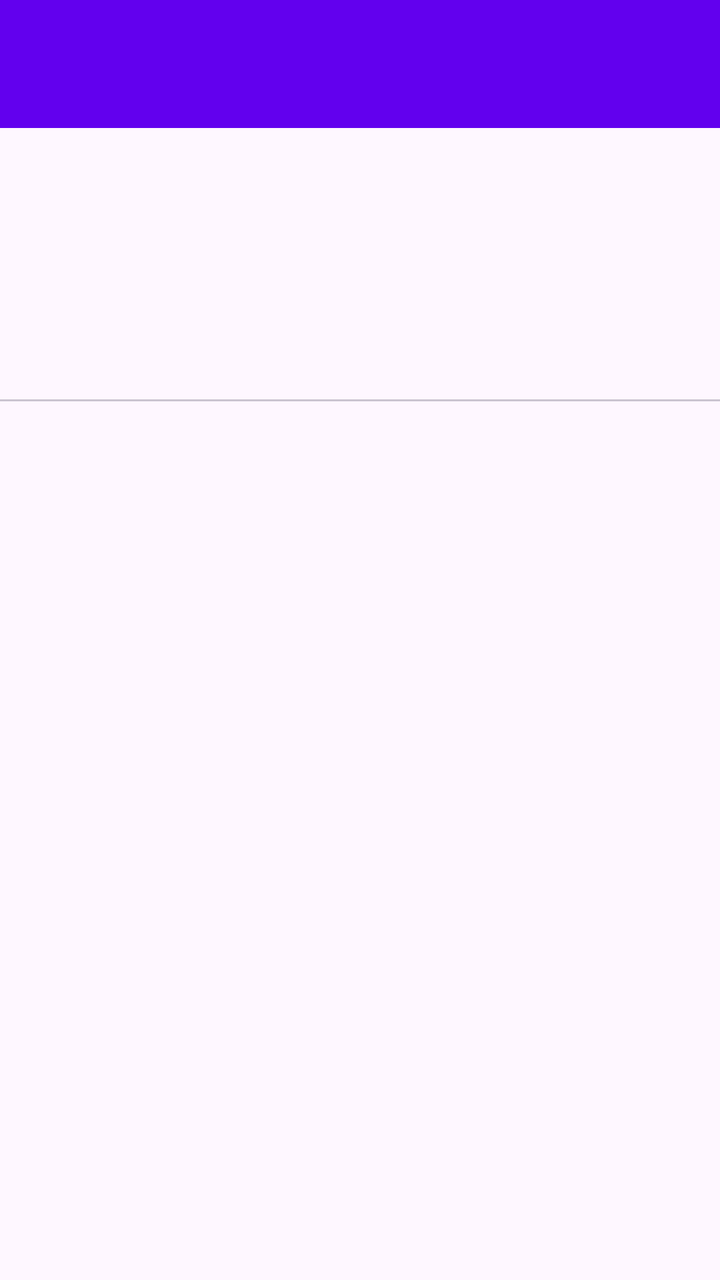
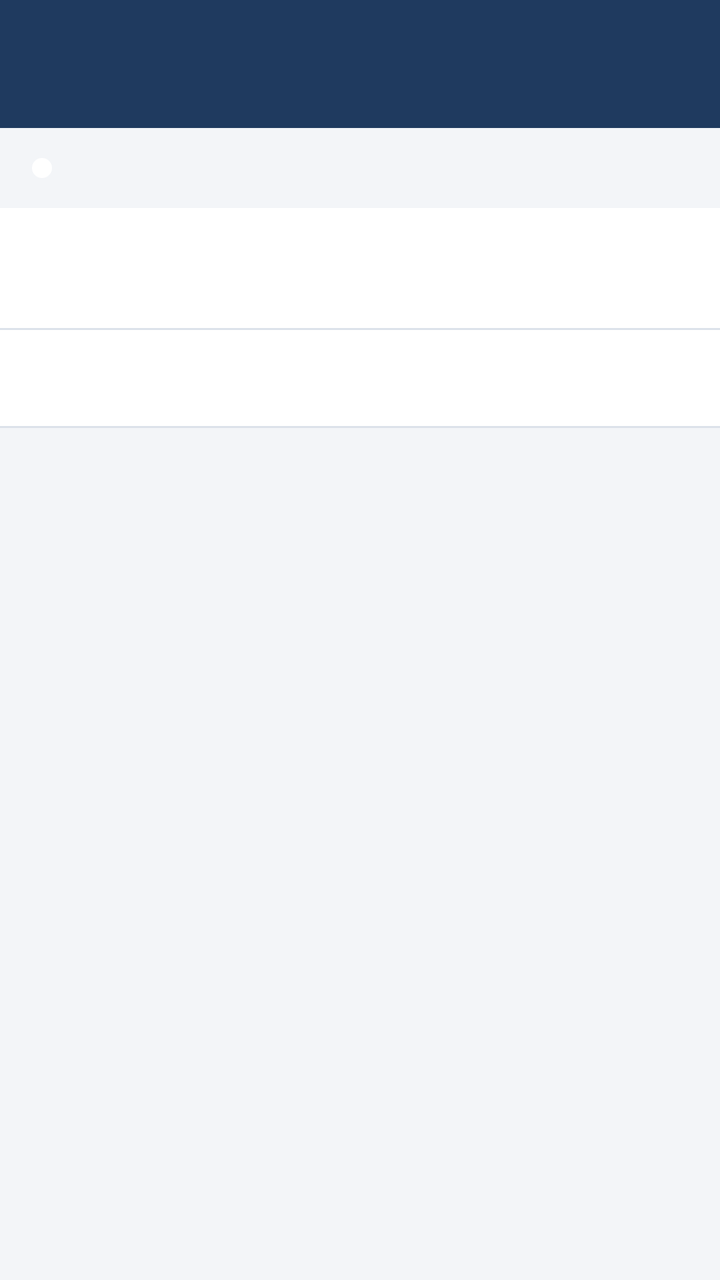

Compare the two renders of this Android layout. The source of the first and the diff that turns it into the second are given below.
<!-- AndroidManifest.xml: application theme Theme.RFIDAndroid -->
<!-- res/layout/activity_main.xml -->
<LinearLayout xmlns:android="http://schemas.android.com/apk/res/android"
    android:orientation="vertical"
    android:layout_width="match_parent"
    android:layout_height="match_parent">

    <androidx.appcompat.widget.Toolbar
        android:id="@+id/toolbar"
        android:layout_width="match_parent"
        android:layout_height="wrap_content"
        android:background="?attr/colorPrimary"
        android:theme="@style/ThemeOverlay.AppCompat.Dark.ActionBar"/>

    <include layout="@layout/include_estado_leitor"/>

    
    <TextView
        android:id="@+id/txtSessao"
        android:textSize="13sp"
        android:textColor="#555555"
        android:paddingStart="8dp"
        android:paddingEnd="8dp"
        android:paddingTop="4dp"
        android:layout_width="match_parent"
        android:layout_height="wrap_content"/>

    
    <TextView
        android:id="@+id/txtSincronizacao"
        android:layout_width="match_parent"
        android:layout_height="wrap_content"
        android:background="#FFF3E0"
        android:padding="8dp"
        android:textColor="#E65100"
        android:textStyle="bold"
        android:visibility="gone"/>

    
    <TextView
        android:id="@+id/txtContadores"
        android:layout_width="match_parent"
        android:layout_height="wrap_content"
        android:gravity="center"
        android:paddingStart="8dp"
        android:paddingEnd="8dp"
        android:paddingTop="6dp"
        android:paddingBottom="6dp"
        android:textStyle="bold"/>

    <com.google.android.material.tabs.TabLayout
        android:id="@+id/tabs"
        android:layout_width="match_parent"
        android:layout_height="wrap_content"/>

    <androidx.viewpager2.widget.ViewPager2
        android:id="@+id/pager"
        android:layout_width="match_parent"
        android:layout_height="match_parent"/>

</LinearLayout>
<!-- res/layout/include_estado_leitor.xml (included above) -->
<?xml version="1.0" encoding="utf-8"?>
<LinearLayout xmlns:android="http://schemas.android.com/apk/res/android"
    android:id="@+id/painelEstadoLeitor"
    android:orientation="horizontal"
    android:gravity="center_vertical"
    android:paddingStart="8dp"
    android:paddingEnd="8dp"
    android:minHeight="36dp"
    android:layout_width="match_parent"
    android:layout_height="wrap_content">

    <TextView
        android:id="@+id/txtEstadoLeitor"
        android:textStyle="bold"
        android:layout_width="0dp"
        android:layout_weight="1"
        android:layout_height="wrap_content"/>

    <Button
        android:id="@+id/btnReconectarLeitor"
        style="@style/Widget.Material3.Button.TextButton"
        android:text="Reconectar"
        android:visibility="gone"
        android:layout_width="wrap_content"
        android:layout_height="wrap_content"/>
</LinearLayout>
<!-- resources referenced by this layout -->
<resources>
  <style name="Theme.RFIDAndroid" parent="Theme.Material3.DayNight.NoActionBar">
  
      
          <item name="colorPrimary">@color/purple_500</item>
          <item name="colorPrimaryVariant">@color/purple_700</item>
          <item name="colorOnPrimary">@color/white</item>
          
          <item name="colorSecondary">@color/teal_200</item>
          <item name="colorSecondaryVariant">@color/teal_700</item>
          <item name="colorOnSecondary">@color/black</item>
          
          <item name="android:statusBarColor">?attr/colorPrimaryVariant</item>
          
      </style>
  <color name="purple_500">#FF6200EE</color>
  <color name="purple_700">#FF3700B3</color>
  <color name="teal_200">#FF03DAC5</color>
  <color name="teal_700">#FF018786</color>
  <color name="black">#FF000000</color>
  <!-- unchanged entries left out for length: 1 -->
</resources>

<!-- the commit's change to res/layout/activity_main.xml (unified diff, before → after) -->
@@ -1,61 +1,73 @@
 <LinearLayout xmlns:android="http://schemas.android.com/apk/res/android"
     android:orientation="vertical"
+    android:background="@color/fundo"
     android:layout_width="match_parent"
     android:layout_height="match_parent">
 
-    <androidx.appcompat.widget.Toolbar
+    <com.google.android.material.appbar.MaterialToolbar
         android:id="@+id/toolbar"
+        style="@style/Widget.RFID.Barra"
         android:layout_width="match_parent"
-        android:layout_height="wrap_content"
-        android:background="?attr/colorPrimary"
-        android:theme="@style/ThemeOverlay.AppCompat.Dark.ActionBar"/>
+        android:layout_height="wrap_content"/>
 
     <include layout="@layout/include_estado_leitor"/>
 
     
-    <TextView
-        android:id="@+id/txtSessao"
-        android:textSize="13sp"
-        android:textColor="#555555"
-        android:paddingStart="8dp"
-        android:paddingEnd="8dp"
-        android:paddingTop="4dp"
+    <LinearLayout
+        android:orientation="vertical"
+        android:background="@color/superficie"
+        android:paddingStart="16dp"
+        android:paddingEnd="16dp"
+        android:paddingTop="8dp"
+        android:paddingBottom="10dp"
         android:layout_width="match_parent"
-        android:layout_height="wrap_content"/>
+        android:layout_height="wrap_content">
+
+        
+        <TextView
+            android:id="@+id/txtSessao"
+            android:textAppearance="@style/Texto.RFID.Secundario"
+            android:layout_width="match_parent"
+            android:layout_height="wrap_content"/>
+
+        
+        <TextView
+            android:id="@+id/txtContadores"
+            android:textColor="@color/marinho"
+            android:textSize="15sp"
+            android:textStyle="bold"
+            android:layout_marginTop="4dp"
+            android:layout_width="match_parent"
+            android:layout_height="wrap_content"/>
+    </LinearLayout>
 
     
     <TextView
         android:id="@+id/txtSincronizacao"
+        style="@style/Texto.RFID.Aviso"
+        android:visibility="gone"
         android:layout_width="match_parent"
-        android:layout_height="wrap_content"
-        android:background="#FFF3E0"
-        android:padding="8dp"
-        android:textColor="#E65100"
-        android:textStyle="bold"
-        android:visibility="gone"/>
+        android:layout_height="wrap_content"/>
 
-    
-    <TextView
-        android:id="@+id/txtContadores"
+    <View
+        android:background="@color/borda"
         android:layout_width="match_parent"
-        android:layout_height="wrap_content"
-        android:gravity="center"
-        android:paddingStart="8dp"
-        android:paddingEnd="8dp"
-        android:paddingTop="6dp"
-        android:paddingBottom="6dp"
-        android:textStyle="bold"/>
+        android:layout_height="1dp"/>
 
     <com.google.android.material.tabs.TabLayout
         android:id="@+id/tabs"
         android:layout_width="match_parent"
         android:layout_height="wrap_content"/>
 
+    <View
+        android:background="@color/borda"
+        android:layout_width="match_parent"
+        android:layout_height="1dp"/>
+
     <androidx.viewpager2.widget.ViewPager2
         android:id="@+id/pager"
         android:layout_width="match_parent"
         android:layout_height="match_parent"/>
-
 </LinearLayout>
 <!-- res/layout/include_estado_leitor.xml (included above) -->
 <?xml version="1.0" encoding="utf-8"?>
@@ -63,22 +75,31 @@
     android:id="@+id/painelEstadoLeitor"
     android:orientation="horizontal"
     android:gravity="center_vertical"
-    android:paddingStart="8dp"
+    android:paddingStart="16dp"
     android:paddingEnd="8dp"
-    android:minHeight="36dp"
+    android:minHeight="40dp"
     android:layout_width="match_parent"
     android:layout_height="wrap_content">
+
+    
+    <View
+        android:id="@+id/marcaEstadoLeitor"
+        android:background="@drawable/marca_estado"
+        android:layout_marginEnd="10dp"
+        android:layout_width="10dp"
+        android:layout_height="10dp"/>
 
     <TextView
         android:id="@+id/txtEstadoLeitor"
         android:textStyle="bold"
+        android:textSize="14sp"
         android:layout_width="0dp"
         android:layout_weight="1"
         android:layout_height="wrap_content"/>
 
     <Button
         android:id="@+id/btnReconectarLeitor"
-        style="@style/Widget.Material3.Button.TextButton"
+        style="@style/Widget.RFID.Botao.Texto"
         android:text="Reconectar"
         android:visibility="gone"
         android:layout_width="wrap_content"
<!-- resource entries referenced after the edit -->
@@ -1,24 +1,110 @@
 <!-- resources referenced by this layout -->
 <resources>
-  <style name="Theme.RFIDAndroid" parent="Theme.Material3.DayNight.NoActionBar">
+  <color name="borda">#FFDCE2EA</color>
+  <color name="fundo">#FFF3F5F8</color>
+  <color name="marinho">#FF1F3A5F</color>
+  <color name="superficie">#FFFFFFFF</color>
+  <!-- drawable marca_estado (drawable) -->
+  <?xml version="1.0" encoding="utf-8"?>
+  <shape xmlns:android="http://schemas.android.com/apk/res/android" android:shape="oval">
+      <solid android:color="@color/white"/>
+  </shape>
+  <style name="Texto.RFID.Aviso" parent="">
+          <item name="android:background">@color/atencao_fundo</item>
+          <item name="android:textColor">@color/atencao</item>
+          <item name="android:textStyle">bold</item>
+          <item name="android:padding">12dp</item>
+      </style>
+  <style name="Texto.RFID.Secundario" parent="">
+          <item name="android:textSize">13sp</item>
+          <item name="android:textColor">@color/texto_secundario</item>
+      </style>
+  <style name="Widget.RFID.Barra" parent="Widget.Material3.Toolbar">
+          <item name="android:background">@color/marinho</item>
+          <item name="titleTextColor">@color/white</item>
+          <item name="subtitleTextColor">#CCFFFFFF</item>
+          <item name="android:minHeight">?attr/actionBarSize</item>
+          <item name="android:theme">@style/ThemeOverlay.Material3.Dark.ActionBar</item>
+      </style>
+  <style name="Widget.RFID.Botao.Texto" parent="Widget.Material3.Button.TextButton">
+          <item name="android:textColor">@color/azul</item>
+      </style>
+  <style name="Theme.RFIDAndroid" parent="Theme.Material3.Light.NoActionBar">
+          <item name="colorPrimary">@color/marinho</item>
+          <item name="colorOnPrimary">@color/white</item>
+          <item name="colorPrimaryContainer">@color/azul_claro</item>
+          <item name="colorOnPrimaryContainer">@color/marinho_escuro</item>
+          <item name="colorSecondary">@color/azul</item>
+          <item name="colorOnSecondary">@color/white</item>
+          <item name="colorSecondaryContainer">@color/azul_claro</item>
+          <item name="colorOnSecondaryContainer">@color/marinho_escuro</item>
+          <item name="colorError">@color/erro</item>
+          <item name="colorOutline">@color/borda</item>
+          <item name="colorOutlineVariant">@color/borda</item>
+          <item name="colorSurface">@color/superficie</item>
+          <item name="colorOnSurface">@color/texto</item>
+          <item name="colorOnSurfaceVariant">@color/texto_secundario</item>
+          <item name="colorSurfaceContainerHighest">@color/superficie</item>
+          <item name="android:colorBackground">@color/fundo</item>
+          <item name="android:textColorPrimary">@color/texto</item>
+          <item name="android:textColorSecondary">@color/texto_secundario</item>
   
-      
-          <item name="colorPrimary">@color/purple_500</item>
-          <item name="colorPrimaryVariant">@color/purple_700</item>
-          <item name="colorOnPrimary">@color/white</item>
-          
-          <item name="colorSecondary">@color/teal_200</item>
-          <item name="colorSecondaryVariant">@color/teal_700</item>
-          <item name="colorOnSecondary">@color/black</item>
-          
-          <item name="android:statusBarColor">?attr/colorPrimaryVariant</item>
-          
+          <item name="android:statusBarColor">@color/marinho_escuro</item>
+          <item name="android:windowLightStatusBar">false</item>
+          <item name="android:navigationBarColor">@color/marinho_escuro</item>
+  
+          <item name="materialButtonStyle">@style/Widget.RFID.Botao</item>
+          <item name="materialButtonOutlinedStyle">@style/Widget.RFID.Botao.Contorno</item>
+          <item name="textInputStyle">@style/Widget.RFID.Campo</item>
+          <item name="materialCardViewStyle">@style/Widget.RFID.Cartao</item>
+          <item name="tabStyle">@style/Widget.RFID.Abas</item>
+          <item name="checkboxStyle">@style/Widget.Material3.CompoundButton.CheckBox</item>
       </style>
-  <color name="purple_500">#FF6200EE</color>
-  <color name="purple_700">#FF3700B3</color>
-  <color name="teal_200">#FF03DAC5</color>
-  <color name="teal_700">#FF018786</color>
-  <color name="black">#FF000000</color>
+  <color name="atencao_fundo">#FFFFF4E0</color>
+  <color name="atencao">#FFB26A00</color>
+  <color name="texto_secundario">#FF5B6573</color>
+  <color name="azul">#FF2E6DA4</color>
+  <color name="azul_claro">#FFE3ECF6</color>
+  <color name="marinho_escuro">#FF152A45</color>
+  <color name="erro">#FFC62828</color>
+  <color name="texto">#FF1C2530</color>
+  <style name="Widget.RFID.Botao" parent="Widget.Material3.Button">
+          <item name="shapeAppearance">@style/Forma.RFID.Pequena</item>
+          <item name="android:minHeight">52dp</item>
+          <item name="android:textSize">15sp</item>
+          <item name="android:letterSpacing">0.02</item>
+      </style>
+  <style name="Widget.RFID.Botao.Contorno" parent="Widget.Material3.Button.OutlinedButton">
+          <item name="shapeAppearance">@style/Forma.RFID.Pequena</item>
+          <item name="android:minHeight">52dp</item>
+          <item name="android:textSize">15sp</item>
+          <item name="strokeColor">@color/marinho</item>
+      </style>
+  <style name="Widget.RFID.Campo" parent="Widget.Material3.TextInputLayout.OutlinedBox">
+          <item name="shapeAppearance">@style/Forma.RFID.Pequena</item>
+          <item name="boxStrokeColor">@color/marinho</item>
+          <item name="hintTextColor">@color/marinho</item>
+          <item name="android:layout_marginTop">12dp</item>
+      </style>
+  <style name="Widget.RFID.Cartao" parent="Widget.Material3.CardView.Outlined">
+          <item name="cardBackgroundColor">@color/superficie</item>
+          <item name="strokeColor">@color/borda</item>
+          <item name="cardCornerRadius">8dp</item>
+          <item name="cardElevation">0dp</item>
+      </style>
+  <style name="Widget.RFID.Abas" parent="Widget.Material3.TabLayout">
+          <item name="android:background">@color/superficie</item>
+          <item name="tabIndicatorColor">@color/marinho</item>
+          <item name="tabSelectedTextColor">@color/marinho</item>
+          <item name="tabTextColor">@color/texto_secundario</item>
+          <item name="tabIndicatorFullWidth">true</item>
+          <item name="tabGravity">fill</item>
+          <item name="tabMode">fixed</item>
+      </style>
+  <style name="Forma.RFID.Pequena" parent="">
+          <item name="cornerFamily">rounded</item>
+          <item name="cornerSize">6dp</item>
+      </style>
   <!-- unchanged entries left out for length: 1 -->
 </resources>
 
